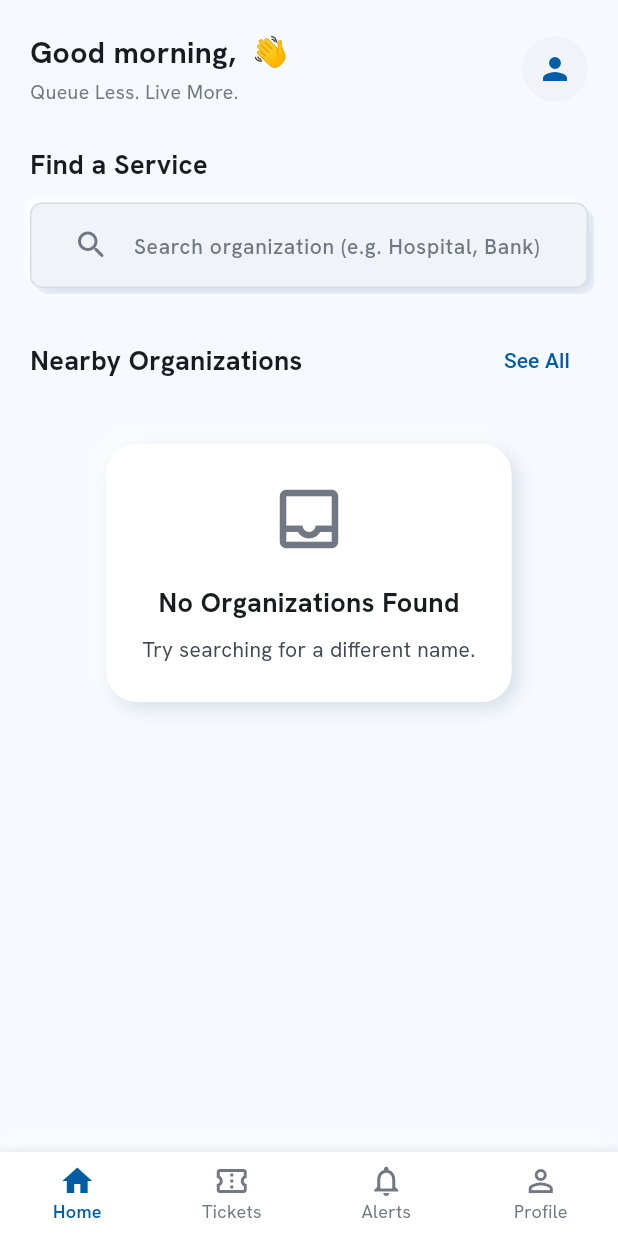
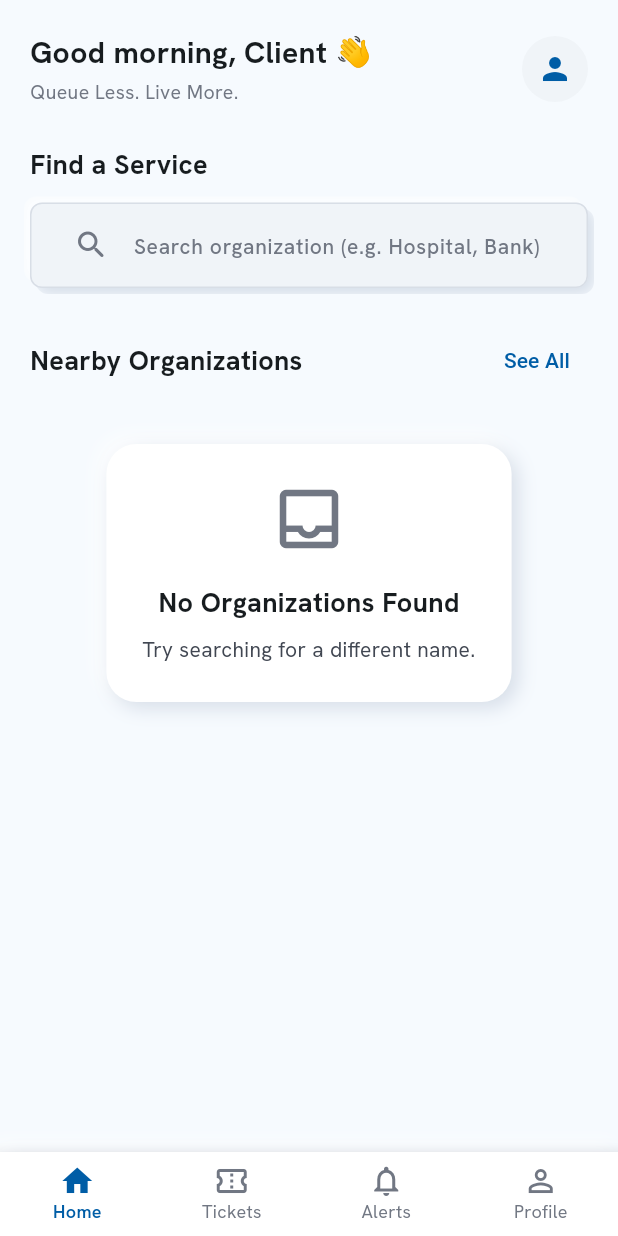
Before and after one commit to Christian-Regnante/SmartQ-MobileApp, a Flutter app: the screen it shows once a user with an empty profile is signed in, on a phone screen of 412 x 824 dp. Run offline on Flutter 3.47's test engine with Material 3 defaults, Android fonts, the phone set to English and light mode, and no system bars; our stand-ins replace cloud_firestore, equatable, firebase_auth, firebase_core, flutter_bloc, get_it and 4 more; accounts and stored records are empty.

Commit message:
fix: improve user name handling and add text overflow for greeting message

```diff
--- a/lib/features/client/presentation/pages/client_home_page.dart
+++ b/lib/features/client/presentation/pages/client_home_page.dart
@@ -43,7 +43,10 @@ class _ClientHomePageState extends State<ClientHomePage> {
   @override
   Widget build(BuildContext context) {
     final authState = context.watch<AuthBloc>().state;
-    final userName = authState is Authenticated ? authState.user.fullName : 'Client';
+    final fullName = authState is Authenticated ? authState.user.fullName : 'Client';
+    final userName = fullName.trim().isEmpty
+        ? 'Client'
+        : fullName.trim().split(RegExp(r'\s+')).first;
 
     return Scaffold(
       backgroundColor: AppColors.background,
@@ -55,13 +58,15 @@ class _ClientHomePageState extends State<ClientHomePage> {
             children: [
               // Header
               Row(
-                mainAxisAlignment: MainAxisAlignment.spaceBetween,
                 children: [
-                  Column(
+                  Expanded(
+                    child: Column(
                       crossAxisAlignment: CrossAxisAlignment.start,
                       children: [
                         Text(
                           'Good morning, $userName 👋',
+                          maxLines: 1,
+                          overflow: TextOverflow.ellipsis,
                           style: TextStyle(
                             fontSize: 20,
                             fontWeight: FontWeight.w700,
@@ -78,6 +83,8 @@ class _ClientHomePageState extends State<ClientHomePage> {
                         ),
                       ],
                     ),
+                  ),
+                  const SizedBox(width: 12),
                   Container(
                     width: 44,
                     height: 44,
```
Lines whose indentation alone changed are shown as unchanged.
